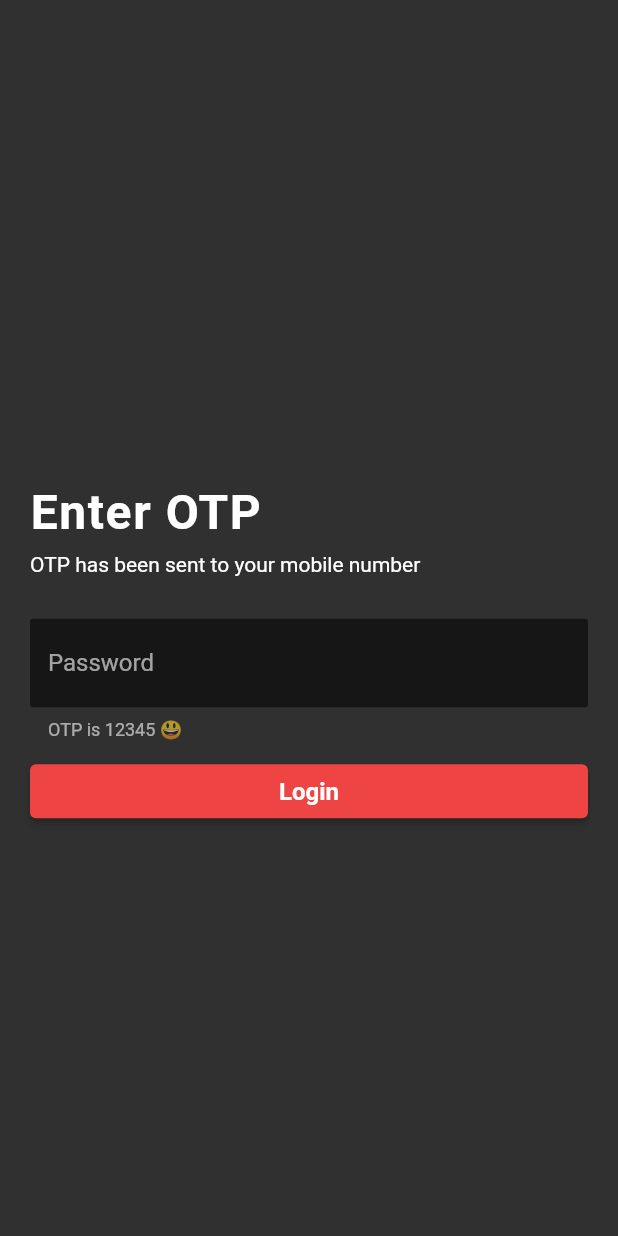
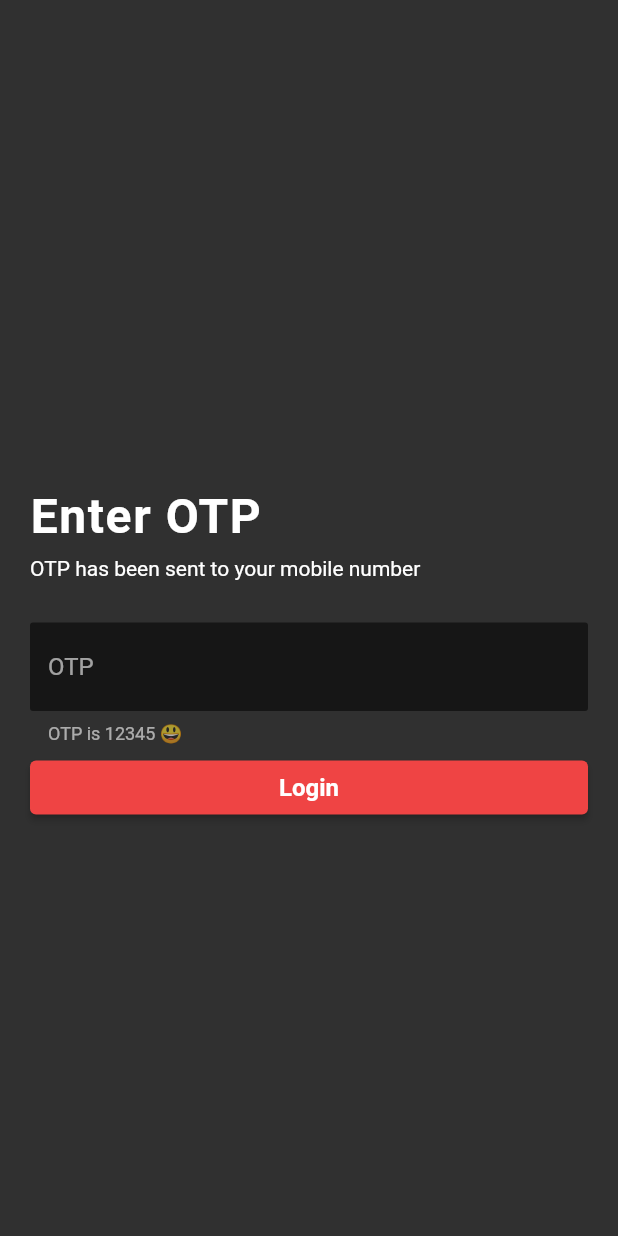
Before and after one commit to chenchunaidu/flutter_boilerplate, a Flutter app: the OTP screen opened by its route, on a phone screen of 412 x 824 dp. Run offline on Flutter 3.47's test engine with Material 2 defaults, Android fonts, the light colour scheme and no system bars; our stand-ins replace form_validator, get; missing offline and left inert: dart:ffi; network calls fail.

Commit message:
feat: add custom form which takes list of maps as input

```diff
--- /dev/null
+++ b/lib/components/form/custom-text-form-field-props.dart
@@ -0,0 +1,38 @@
+import 'package:flutter/material.dart';
+import 'package:flutter_biolerlate/components/form/validators.dart';
+
+typedef CustomFormFields = List<Map<String, dynamic>>;
+
+class CustomTextFormFieldProps<T> {
+  final String? placeholder;
+  // TODO: Allow generic properties;
+  final FormFieldValidator<String>? validator;
+  final TextInputType? keyboardType;
+  final InputDecoration? decoration;
+  final String name;
+  final String? helperText;
+  final bool? obscureText;
+  final bool? autocorrect;
+
+  CustomTextFormFieldProps(
+      {this.placeholder,
+      this.validator,
+      this.keyboardType,
+      this.decoration,
+      required this.name,
+      this.obscureText,
+      this.helperText,
+      this.autocorrect});
+
+  factory CustomTextFormFieldProps.fromJson(Map<String, dynamic> json) =>
+      CustomTextFormFieldProps(
+          placeholder: json["placeholder"] as String,
+          helperText: json["helperText"] as String?,
+          validator: json["validator"] as FormFieldValidator<String>?,
+          keyboardType: json["keyboardType"] as TextInputType?,
+          decoration:
+              json["decoration"] ?? InputDecoration() as InputDecoration?,
+          name: json["name"] as String,
+          obscureText: json["obscureText"] as bool?,
+          autocorrect: json["autocorrect"] as bool?);
+}
--- /dev/null
+++ b/lib/components/form/index.dart
@@ -0,0 +1,66 @@
+import 'dart:ffi';
+
+import 'package:flutter/material.dart';
+import 'package:flutter_biolerlate/components/vstack.dart';
+import '../../theme/inset.dart';
+import './custom-text-form-field-props.dart';
+
+typedef FormSubmitClick<T> = void Function(dynamic? value);
+
+class CustomForm extends StatefulWidget {
+  const CustomForm(
+      {Key? key, required this.fields, this.submitButtonChild, this.onSubmit})
+      : super(key: key);
+
+  final CustomFormFields fields;
+  final Widget? submitButtonChild;
+  final FormSubmitClick? onSubmit;
+
+  @override
+  _CustomFormState createState() => _CustomFormState();
+}
+
+class _CustomFormState extends State<CustomForm> {
+  final _formKey = GlobalKey<FormState>();
+
+  Map<String, dynamic> formData = {};
+
+  @override
+  Widget build(BuildContext context) {
+    return Form(
+      key: _formKey,
+      child: VStack(spacing: Insets.md, children: [
+        VStack(
+            children: widget.fields.map((e) {
+          var formFieldData = CustomTextFormFieldProps.fromJson(e);
+          return TextFormField(
+            onSaved: (newValue) {
+              setState(() {
+                formData[formFieldData.name] = newValue;
+              });
+            },
+            keyboardType: formFieldData.keyboardType,
+            validator: formFieldData.validator,
+            obscureText: formFieldData.obscureText ?? false,
+            autocorrect: formFieldData.autocorrect ?? false,
+            decoration: formFieldData.decoration!.copyWith(
+                hintText: formFieldData.placeholder,
+                helperText: formFieldData.helperText),
+          );
+        }).toList()),
+        SizedBox(
+            width: double.infinity,
+            child: ElevatedButton(
+              style: ElevatedButton.styleFrom(),
+              onPressed: () {
+                if (_formKey.currentState!.validate()) {
+                  _formKey.currentState!.save();
+                  widget.onSubmit!(formData);
+                }
+              },
+              child: widget.submitButtonChild,
+            ))
+      ]),
+    );
+  }
+}
--- /dev/null
+++ b/lib/components/form/validators.dart
@@ -0,0 +1,8 @@
+import 'package:form_validator/form_validator.dart';
+
+class CustomValidators {
+  var emailValidator = ValidationBuilder(requiredMessage: "Email is required")
+      .email("Please enter your email address")
+      .maxLength(50)
+      .build;
+}
--- a/lib/components/login-form.dart
+++ b/lib/components/login-form.dart
@@ -1,49 +1,32 @@
 import 'package:flutter/material.dart';
-import 'package:flutter_biolerlate/components/vstack.dart';
-import 'package:form_validator/form_validator.dart';
+import 'package:flutter_biolerlate/components/form/index.dart';
+import 'package:flutter_biolerlate/theme/font.dart';
 import 'package:get/get.dart';
-import '../layout/auth.dart';
-import '../theme/font.dart';
-import '../theme/inset.dart';
+import 'form/validators.dart';
 
-class LoginForm extends StatefulWidget {
+List<Map<String, dynamic>> loginForm = [
+  {
+    "name": "email",
+    "placeholder": "Email",
+    "validator": CustomValidators().emailValidator(),
+    "keyboardType": TextInputType.emailAddress
+  }
+];
+
+class LoginForm extends StatelessWidget {
   const LoginForm({Key? key}) : super(key: key);
 
   @override
-  _LoginFormState createState() => _LoginFormState();
-}
-
-class _LoginFormState extends State<LoginForm> {
-  final _formKey = GlobalKey<FormState>();
-  var login = Get.find<AuthController>().login;
-  @override
   Widget build(BuildContext context) {
-    return Form(
-      key: _formKey,
-      child: VStack(spacing: Insets.md, children: [
-        TextFormField(
-          validator: ValidationBuilder(requiredMessage: "Email is required")
-              .email("Please enter your email address")
-              .maxLength(50)
-              .build(),
-          keyboardType: TextInputType.emailAddress,
-          decoration: const InputDecoration(hintText: "Email"),
-        ),
-        SizedBox(
-            width: double.infinity,
-            child: ElevatedButton(
-              style: ElevatedButton.styleFrom(),
-              onPressed: () {
-                if (_formKey.currentState!.validate()) {
-                  Get.toNamed('/otp');
-                }
-              },
-              child: const Text(
-                "Sent OTP",
-                style: TextStyles.buttonText1,
-              ),
-            ))
-      ]),
+    return CustomForm(
+      fields: loginForm,
+      onSubmit: (value) {
+        Get.toNamed('/otp');
+      },
+      submitButtonChild: const Text(
+        "Send OTP",
+        style: TextStyles.buttonText1,
+      ),
     );
   }
 }
--- a/lib/components/otp-form.dart
+++ b/lib/components/otp-form.dart
@@ -1,63 +1,41 @@
 import 'package:flutter/material.dart';
-import 'package:flutter_biolerlate/components/vstack.dart';
+import 'package:flutter_biolerlate/components/form/index.dart';
+import 'package:flutter_biolerlate/theme/font.dart';
 import 'package:form_validator/form_validator.dart';
 import 'package:get/get.dart';
+import 'form/validators.dart';
 import '../layout/auth.dart';
-import '../theme/font.dart';
-import '../theme/inset.dart';
 
-class OTPForm extends StatefulWidget {
-  const OTPForm({Key? key}) : super(key: key);
+List<Map<String, dynamic>> otpForm = [
+  {
+    "name": "otp",
+    "placeholder": "OTP",
+    "validator": ValidationBuilder(requiredMessage: "OTP is required").build(),
+    "helperText": "OTP is 12345 😃",
+    "autocorrect": false,
+    "obscureText": true,
+  }
+];
 
-  @override
-  _OTPFormState createState() => _OTPFormState();
-}
+class OTPForm extends StatelessWidget {
+  OTPForm({Key? key}) : super(key: key);
 
-class _OTPFormState extends State<OTPForm> {
-  final _formKey = GlobalKey<FormState>();
-  var login = Get.find<AuthController>().login;
-  Map<String, dynamic> formData = new Map();
-
+  final login = Get.find<AuthController>().login;
   @override
   Widget build(BuildContext context) {
-    return Form(
-        key: _formKey,
-        child: VStack(
-            spacing: Insets.lg,
-            crossAxisAlignment: CrossAxisAlignment.start,
-            children: [
-              TextFormField(
-                onSaved: (value) {
-                  setState(() {
-                    formData["otp"] = value;
-                  });
-                },
-                validator: ValidationBuilder(requiredMessage: "OTP is required")
-                    .build(),
-                autocorrect: false,
-                obscureText: true,
-                keyboardType: TextInputType.visiblePassword,
-                decoration: const InputDecoration(
-                    hintText: "Password", helperText: "OTP is 12345 😃"),
-              ),
-              SizedBox(
-                  width: double.infinity,
-                  child: ElevatedButton(
-                    style: ElevatedButton.styleFrom(),
-                    onPressed: () {
-                      if (_formKey.currentState!.validate()) {
-                        _formKey.currentState!.save();
-                        if (formData["otp"] == "12345") {
+    return CustomForm(
+      fields: otpForm,
+      onSubmit: (value) {
+        print(value);
+        if (value["otp"] == "12345") {
           login();
           Get.toNamed('/home');
         }
-                      }
       },
-                    child: const Text(
+      submitButtonChild: const Text(
         "Login",
         style: TextStyles.buttonText1,
       ),
-                  ))
-            ]));
+    );
   }
 }
--- a/lib/screens/otp.dart
+++ b/lib/screens/otp.dart
@@ -19,14 +19,13 @@ class _OtpState extends State<OTP> {
   Widget build(BuildContext context) {
     return Container(
         padding: EdgeInsets.all(Insets.xl),
-        child: const VStack(
-            mainAxisAlignment: MainAxisAlignment.spaceEvenly,
-            children: [
+        child:
+            VStack(mainAxisAlignment: MainAxisAlignment.spaceEvenly, children: [
           VStack(
             spacing: Insets.xxl,
             // crossAxisAlignment: CrossAxisAlignment.start,
             children: [
-                  AuthInfo(
+              const AuthInfo(
                 label: "Enter OTP",
                 subLabel: "OTP has been sent to your mobile number",
               ),
```
Also changed, not shown: lib/components/form/utils.dart (added, +34 -0 lines), 1 other file. Lines whose indentation alone changed are shown as unchanged.
